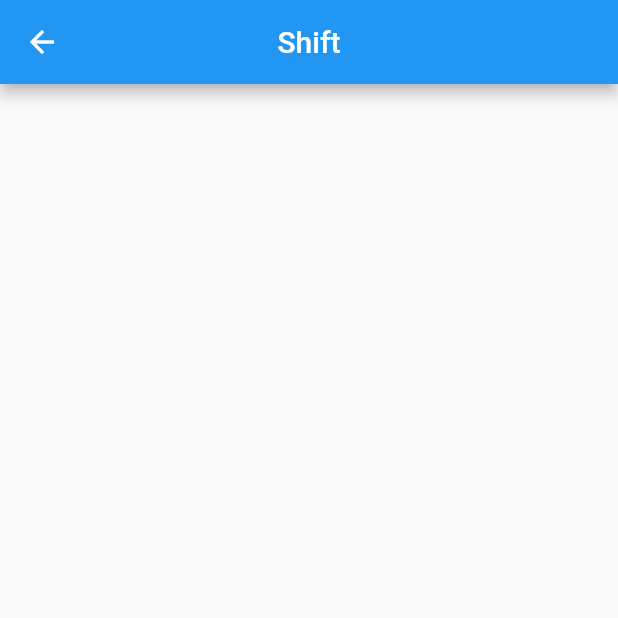
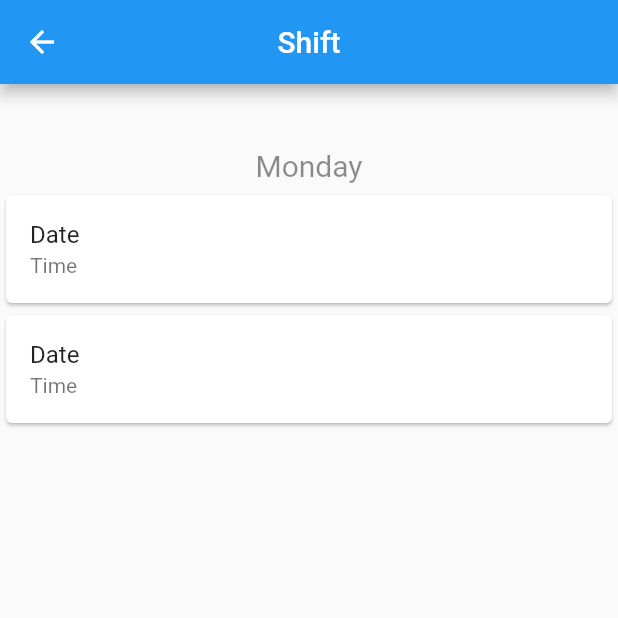
Before and after one commit to PororoShuang/hrms, a Flutter app: the Shift screen opened directly, on a phone screen of 412 x 824 dp, the top half of it. Run offline on Flutter 3.47's test engine with Material 2 defaults, Android fonts, the phone set to English and light mode, and no system bars; our stand-ins replace awesome_notifications, csc_picker, device_info_plus, geolocator, local_auth; missing offline and left inert: barcode_scan2, email_otp.

Commit message:
update shift ui

```diff
--- a/lib/src/ShiftManagement/View/shift.dart
+++ b/lib/src/ShiftManagement/View/shift.dart
@@ -24,7 +24,13 @@ class _Shift extends State<Shift> {
       child: Column(
           children:<Widget>[
             SizedBox(height: 30),
-
+            Text("Monday",style: TextStyle(height:2,fontSize:20,color: Colors.black45)),
+            Card(child:ListTile(
+                title: Text("Date"),
+                subtitle: Text("Time"))),
+            Card(child:ListTile(
+                title: Text("Date"),
+                subtitle: Text("Time"))),
           ]
       ),
     ),
```
